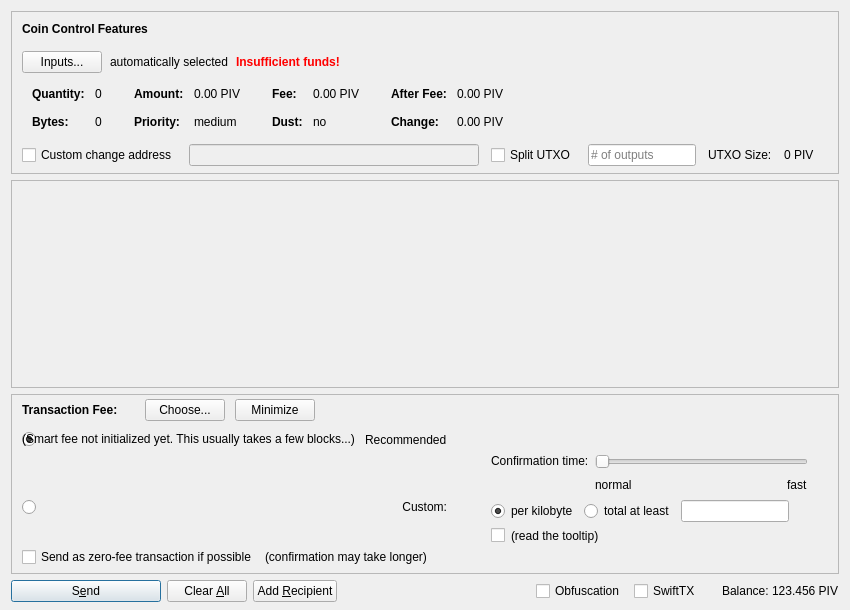
Above: src/qt/forms/sendcoinsdialog.ui from dev1972/Satellitecoin before the change. Below: the same form after it.
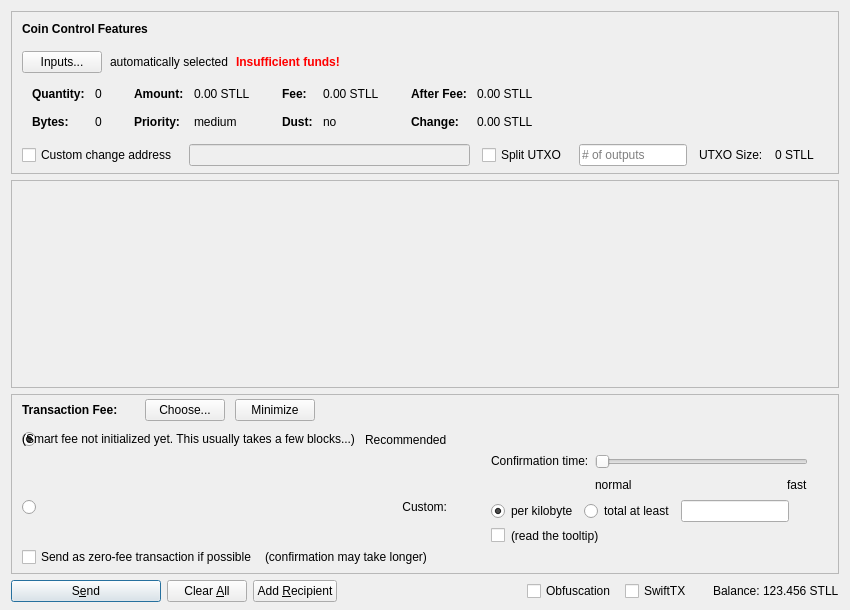
That is the form after the change. Icons and pictures are not drawn. Custom widgets are drawn as their Qt base class.

What changed in the file:
```diff
--- a/src/qt/forms/sendcoinsdialog.ui
+++ b/src/qt/forms/sendcoinsdialog.ui
@@ -324,7 +324,7 @@
                   <enum>Qt::ActionsContextMenu</enum>
                  </property>
                  <property name="text">
-                  <string notr="true">0.00 PIV</string>
+                  <string notr="true">0.00 STLL</string>
                  </property>
                  <property name="textInteractionFlags">
                   <set>Qt::LinksAccessibleByMouse|Qt::TextSelectableByKeyboard|Qt::TextSelectableByMouse</set>
@@ -404,7 +404,7 @@
                   <enum>Qt::ActionsContextMenu</enum>
                  </property>
                  <property name="text">
-                  <string notr="true">0.00 PIV</string>
+                  <string notr="true">0.00 STLL</string>
                  </property>
                  <property name="textInteractionFlags">
                   <set>Qt::LinksAccessibleByMouse|Qt::TextSelectableByKeyboard|Qt::TextSelectableByMouse</set>
@@ -484,7 +484,7 @@
                   <enum>Qt::ActionsContextMenu</enum>
                  </property>
                  <property name="text">
-                  <string notr="true">0.00 PIV</string>
+                  <string notr="true">0.00 STLL</string>
                  </property>
                  <property name="textInteractionFlags">
                   <set>Qt::LinksAccessibleByMouse|Qt::TextSelectableByKeyboard|Qt::TextSelectableByMouse</set>
@@ -513,7 +513,7 @@
                   <enum>Qt::ActionsContextMenu</enum>
                  </property>
                  <property name="text">
-                  <string notr="true">0.00 PIV</string>
+                  <string notr="true">0.00 STLL</string>
                  </property>
                  <property name="textInteractionFlags">
                   <set>Qt::LinksAccessibleByMouse|Qt::TextSelectableByKeyboard|Qt::TextSelectableByMouse</set>
@@ -594,7 +594,7 @@
           <item>
            <widget class="QLabel" name="labelBlockSize">
             <property name="text">
-             <string>0 PIV</string>
+             <string>0 STLL</string>
             </property>
            </widget>
           </item>
@@ -1432,7 +1432,7 @@
           <cursorShape>IBeamCursor</cursorShape>
          </property>
          <property name="text">
-          <string notr="true">123.456 PIV</string>
+          <string notr="true">123.456 STLL</string>
          </property>
          <property name="textInteractionFlags">
           <set>Qt::LinksAccessibleByMouse|Qt::TextSelectableByKeyboard|Qt::TextSelectableByMouse</set>
```
Left out of the diff: 4 changed lines with no effect on the pictures.
